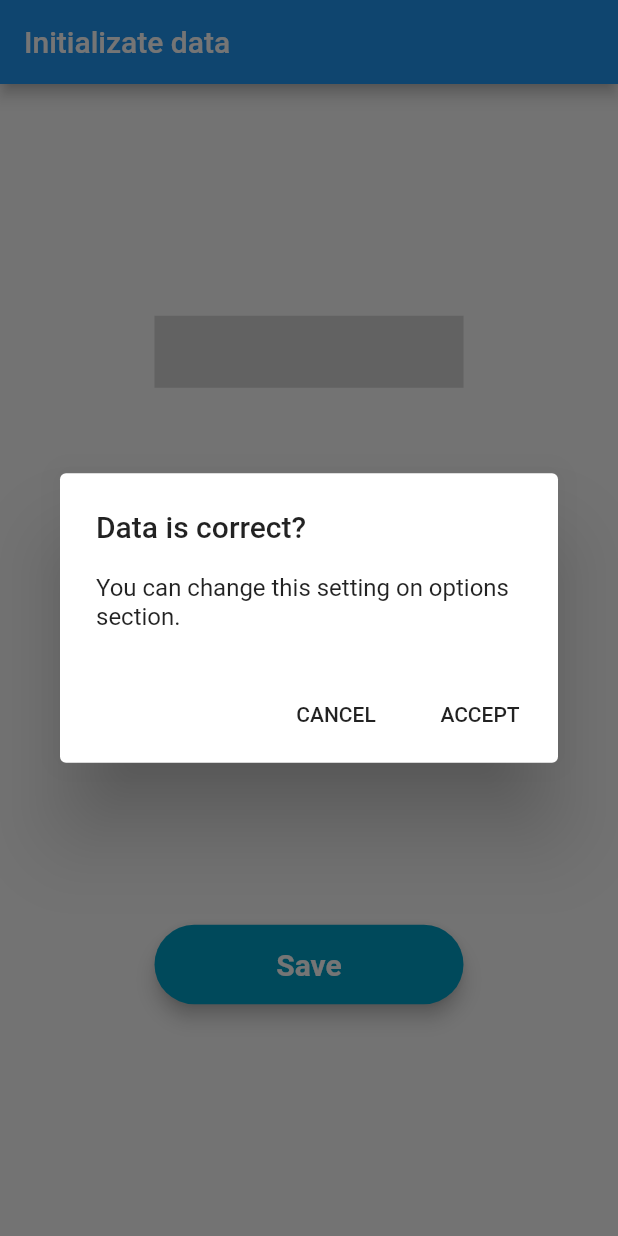
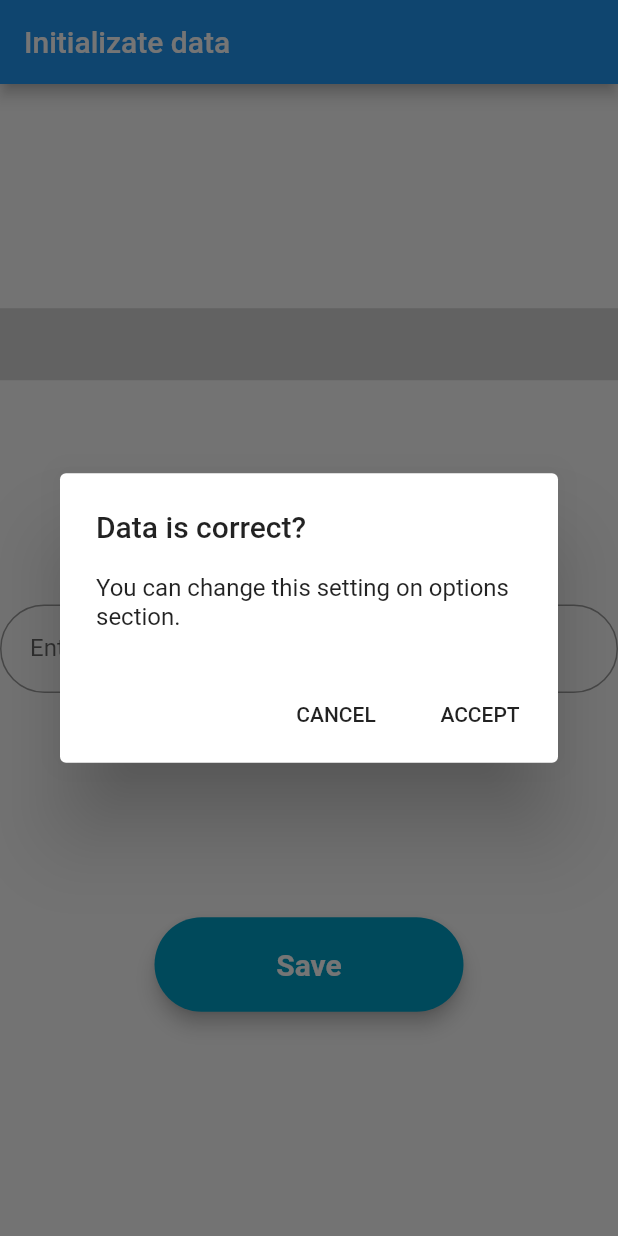
Before and after one commit to LuisRGameloft/sms_alarm_flutter, a Flutter app: the screen it shows after launch, after a tap on "Save", on a phone screen of 412 x 824 dp. Run offline on Flutter 3.47's test engine with Material 2 defaults, Android fonts, the phone set to English and light mode, and no system bars; our stand-ins replace progress_dialog, shared_preferences; missing offline and left inert: masked_text; Roboto replaces fonts that are missing (Montserrat); statements that could not run were skipped.

Commit message:
fix UI presentation

```diff
--- a/lib/pages/main.dart
+++ b/lib/pages/main.dart
@@ -47,7 +47,7 @@ class MainPageState extends State<MainPage> {
 
   @override
   Widget build(BuildContext context) {
-    _pr = ProgressDialog(context, ProgressDialogType.Download);
+    _pr = ProgressDialog(context, ProgressDialogType.Normal);
     _pr.setMessage('Saving plase wait...');
 
     final Size screenSize = MediaQuery.of(context).size / 2;
@@ -56,11 +56,11 @@ class MainPageState extends State<MainPage> {
 
     final saveButton = Material(
           elevation: 5.0,
-          borderRadius: BorderRadius.circular(30.0),
+          borderRadius: BorderRadius.circular(32.0),
           color: Color(0xff01A0C7),
           child: MaterialButton(
             minWidth: MediaQuery.of(context).size.width,
-            padding: EdgeInsets.fromLTRB(20.0, 15.0, 20.0, 15.0),
+            padding: EdgeInsets.fromLTRB(20.0, 20.0, 20.0, 20.0),
             onPressed: () async {
               final ConfirmAction action = await _asyncConfirmDialog(context);
               if (action == ConfirmAction.ACCEPT) {
@@ -88,16 +88,15 @@ class MainPageState extends State<MainPage> {
           mainAxisAlignment: MainAxisAlignment.spaceEvenly,
           children : <Widget> [
             SizedBox (
-              width: screenSize.width,
               child: MaskedTextField (
                   maskedTextFieldController: _phoneController,
-                  mask: "(xxx) xxx-xxx-xx-xx",
-                  maxLength: 19,
+                  mask: "xxx-xxx-xx-xx",
+                  maxLength: 13,
                   keyboardType: TextInputType.number,
                   inputDecoration: InputDecoration(
                       hintText: "Write you Telephone Number",
                       labelText: "Telephone",
-                      contentPadding: EdgeInsets.fromLTRB(20.0, 15.0, 20.0, 15.0),
+                      contentPadding: EdgeInsets.fromLTRB(20.0, 20.0, 20.0, 20.0),
                       border: OutlineInputBorder (
                         borderRadius: BorderRadius.circular(32.0)
                       )
@@ -105,14 +104,13 @@ class MainPageState extends State<MainPage> {
               ),
             ),
             SizedBox (
-              width: screenSize.width,
               child: TextFormField(
                 controller : _passwdController,
                 obscureText: true, // Use secure text for passwords.
                 decoration: new InputDecoration(
                   hintText: 'Password',
                   labelText: 'Enter your password',
-                  contentPadding: EdgeInsets.fromLTRB(20.0, 15.0, 20.0, 15.0),
+                  contentPadding: EdgeInsets.fromLTRB(20.0, 20.0, 20.0, 20.0),
                   border: OutlineInputBorder(
                     borderRadius: BorderRadius.circular(32.0)
                   )
```
